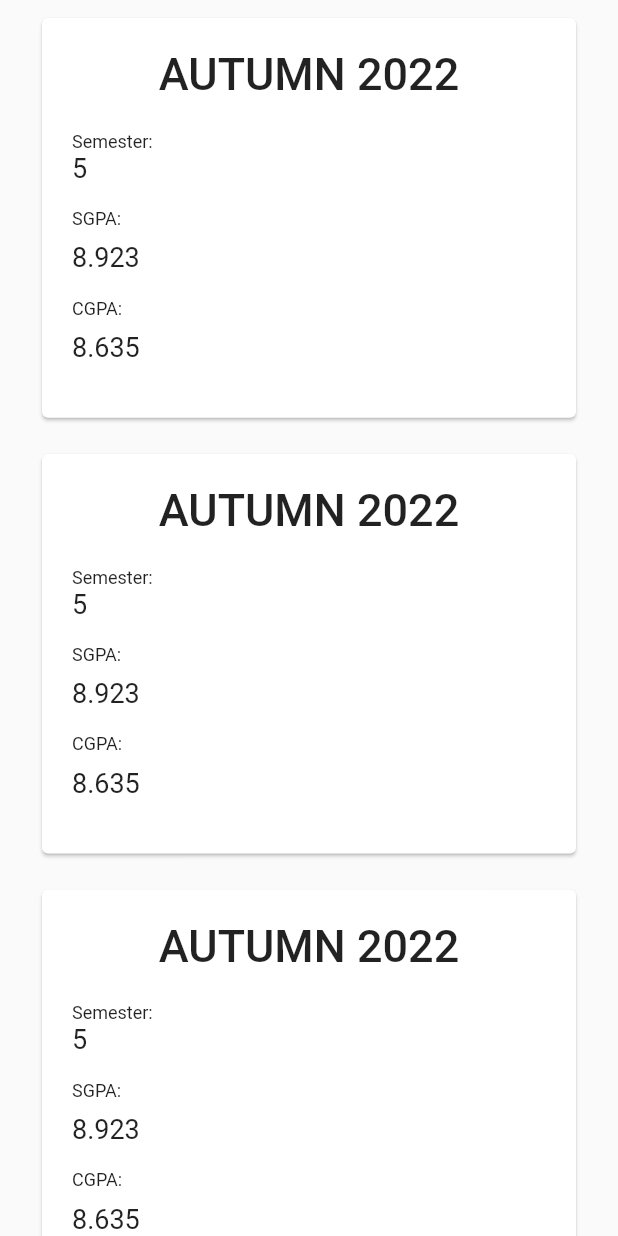
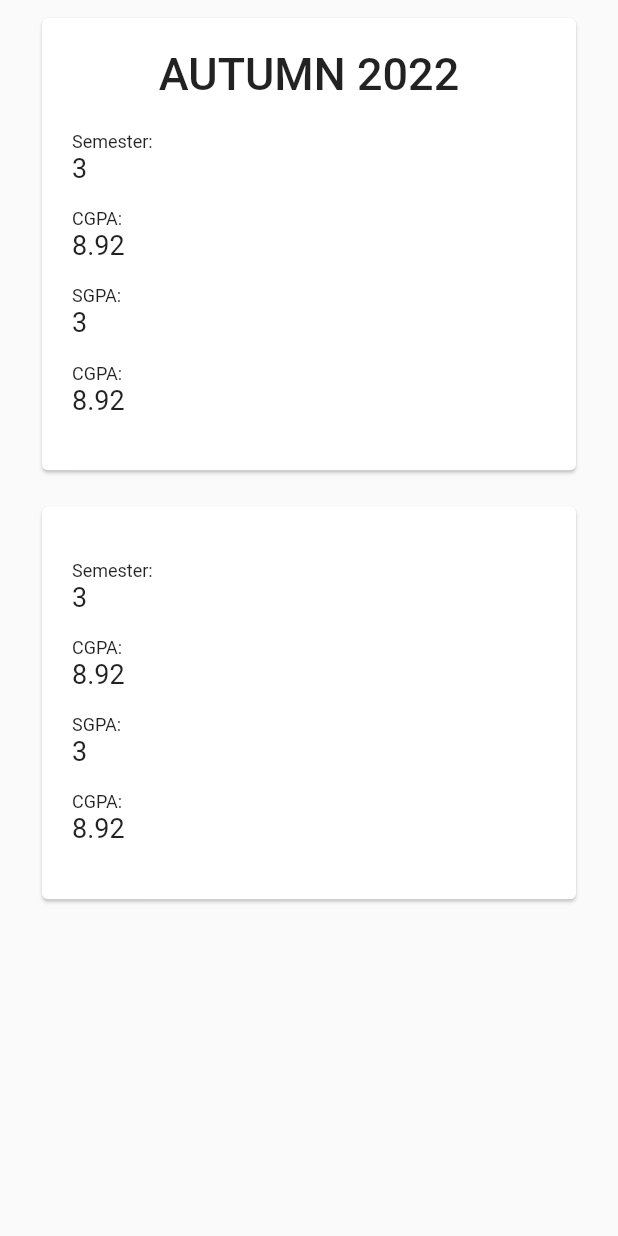
Before and after one commit to AccretionDevs/student_app, a Flutter app: the ResultComponent widget shown alone on an empty page, opened directly, on a phone screen of 412 x 824 dp. Run offline on Flutter 3.47's test engine with Material 2 defaults, Android fonts, the phone set to English and light mode, and no system bars; our stand-ins replace shared_preferences; accounts and stored records are empty; Roboto replaces fonts that are missing (Quicksand).

Commit message:
Result card part I

```diff
--- /dev/null
+++ b/lib/components/modular_card.dart
@@ -0,0 +1,90 @@
+import 'package:flutter/material.dart';
+import 'dart:developer';
+
+class ModularResultCard extends StatefulWidget {
+  final Map<String, dynamic> params;
+  // final Function onPressed;
+  final Function parentOnPressed;
+  const ModularResultCard({
+    super.key,
+    required this.params,
+    required this.parentOnPressed,
+    // required this.onPressed,
+  });
+  @override
+  State<ModularResultCard> createState() => _ModularResultCardState();
+}
+
+class _ModularResultCardState extends State<ModularResultCard> {
+  bool hasTitle = false;
+  bool hasCallback = false;
+  Map<String, dynamic> params = {};
+  Function parentOnPressed = () => {};
+  @override
+  void initState() {
+    super.initState();
+    params = widget.params;
+    hasTitle = params['title'] != null;
+    hasCallback = params['callback'] != null;
+    parentOnPressed = widget.parentOnPressed;
+  }
+
+  @override
+  Widget build(BuildContext context) {
+    return TextButton(
+        onPressed: hasCallback ? onPressed : null,
+        style: ElevatedButton.styleFrom(
+          backgroundColor: Colors.transparent,
+        ),
+        child: SizedBox(
+          width: double.infinity,
+          child: Card(
+            margin: const EdgeInsets.symmetric(horizontal: 20, vertical: 4.0),
+            child: Padding(
+              padding: const EdgeInsets.only(
+                  top: 20, bottom: 20, left: 20, right: 20),
+              child: Column(
+                crossAxisAlignment: CrossAxisAlignment.start,
+                children: <Widget>[
+                  hasTitle
+                      ? Container(
+                          alignment: Alignment.center,
+                          child: Column(
+                            children: [
+                              Text(
+                                params['title'].toUpperCase(),
+                                style: const TextStyle(
+                                  fontSize: 30,
+                                  fontFamily: 'Quicksand',
+                                  fontWeight: FontWeight.w500,
+                                ),
+                              ),
+                              SizedBox(
+                                height:
+                                    MediaQuery.of(context).size.height * 0.025,
+                              ),
+                            ],
+                          ),
+                        )
+                      : Text(''),
+                  for (List<String> param in params['items'])
+                    Column(
+                      crossAxisAlignment: CrossAxisAlignment.start,
+                      children: [
+                        Text(param[0] + ":", style: TextStyle(fontSize: 12.0)),
+                        Text(param[1], style: const TextStyle(fontSize: 18.0)),
+                        SizedBox(
+                            height: MediaQuery.of(context).size.height * 0.02),
+                      ],
+                    ),
+                ],
+              ),
+            ),
+          ),
+        ));
+  }
+
+  void onPressed() {
+    parentOnPressed();
+  }
+}
--- a/lib/components/result_card.dart
+++ /dev/null
@@ -1,87 +0,0 @@
-import 'package:flutter/material.dart';
-import 'dart:developer';
-
-class ResultCard extends StatefulWidget {
-  final String session, semester, sgpa, cgpa;
-  final Function pressedSem;
-  const ResultCard(
-      {super.key,
-      required this.session,
-      required this.semester,
-      required this.sgpa,
-      required this.cgpa,
-      required this.pressedSem});
-  @override
-  State<ResultCard> createState() => _ResultCardState();
-}
-class _ResultCardState extends State<ResultCard> {
-  String session = '';
-  String semester = '';
-  String sgpa = '';
-  String cgpa = '';
-  Function pressedSem = () => {};
-  @override
-  void initState() {
-    super.initState();
-    session = widget.session;
-    semester = widget.semester;
-    sgpa = widget.sgpa;
-    cgpa = widget.cgpa;
-    pressedSem = widget.pressedSem;
-  }
-
-  @override
-  Widget build(BuildContext context) {
-    return TextButton(
-        onPressed: onPressed,
-        style: ElevatedButton.styleFrom(
-          backgroundColor: Colors.transparent,
-        ),
-        child: SizedBox(
-          width: double.infinity,
-          child: Card(
-            margin: const EdgeInsets.symmetric(horizontal: 20, vertical: 4.0),
-            child: Padding(
-              padding: const EdgeInsets.only(
-                  top: 20, bottom: 20, left: 20, right: 20),
-              child: Column(
-                crossAxisAlignment: CrossAxisAlignment.start,
-                children: <Widget>[
-                  Container(
-                    alignment: Alignment.center,
-                    child: Text(
-                      session,
-                      style: const TextStyle(
-                        fontSize: 30,
-                        fontFamily: 'Quicksand',
-                        fontWeight: FontWeight.w500,
-                      ),
-                    ),
-                  ),
-                  SizedBox(
-                    height: MediaQuery.of(context).size.height * 0.025,
-                  ),
-                  const Text("Semester:", style: TextStyle(fontSize: 12.0)),
-                  Text(semester, style: const TextStyle(fontSize: 18.0)),
-                  SizedBox(height: MediaQuery.of(context).size.height * 0.02),
-                  const Text("SGPA:", style: TextStyle(fontSize: 12.0)),
-                  SizedBox(height: MediaQuery.of(context).size.height * 0.01),
-                  Text(sgpa, style: const TextStyle(fontSize: 18.0)),
-                  SizedBox(height: MediaQuery.of(context).size.height * 0.02),
-                  const Text("CGPA:", style: TextStyle(fontSize: 12.0)),
-                  SizedBox(height: MediaQuery.of(context).size.height * 0.01),
-                  Text(cgpa, style: const TextStyle(fontSize: 18.0)),
-                  SizedBox(height: MediaQuery.of(context).size.height * 0.02),
-                ],
-              ),
-            ),
-          ),
-        ));
-  }
-
-  void onPressed() {
-    log('Pressed');
-    log(semester);
-    pressedSem(semester);
-  }
-}
--- a/lib/components/result_component.dart
+++ b/lib/components/result_component.dart
@@ -1,5 +1,5 @@
 import 'package:flutter/material.dart';
-import 'package:student_app/components/result_card.dart';
+import 'package:student_app/components/modular_card.dart';
 import 'dart:developer';
 
 class ResultComponent extends StatefulWidget {
@@ -10,52 +10,68 @@ class ResultComponent extends StatefulWidget {
 }
 
 class _ResultComponentState extends State<ResultComponent> {
-  String session = 'AUTUMN 2022';
-  String semester = '5';
-  String sgpa = '8.923';
-  String cgpa = '8.635';
+  bool showResult = false;
+  int index = -1;
+  // Map<String, Function> myMap = {"callback": () => pressedSem()};
+  List<Map<String, dynamic>> m3 = [
+    {
+      "title": "Autumn 2022",
+      "items": [
+        ["Semester", "3"],
+        ["CGPA", "8.92"],
+        ["SGPA", "3"],
+        ["CGPA", "8.92"]
+      ],
+      "callback": true
+    },
+    {
+      "items": [
+        ["Semester", "3"],
+        ["CGPA", "8.92"],
+        ["SGPA", "3"],
+        ["CGPA", "8.92"]
+      ]
+    }
+  ];
+  List<Map<String, dynamic>> m4 = [
+    {
+      "title": "database management systems",
+      "items": [
+        ["Semester", "3"],
+        ["Grade", "A"],
+        ["Credits", "3"],
+        ["Internal", "20"]
+      ],
+      // "callback": true
+    },
+    {
+      "title": "Operating Systems",
+      "items": [
+        ["Semester", "3"],
+        ["Grade", "B+"],
+        ["Credits", "4"],
+        ["Internal", "15"]
+      ]
+    }
+  ];
   @override
   Widget build(BuildContext context) {
     return (SingleChildScrollView(
       child: Column(
         children: <Widget>[
-          ResultCard(
-              session: session,
-              semester: semester,
-              sgpa: sgpa,
-              cgpa: cgpa,
-              pressedSem: pressedSem),
-          ResultCard(
-              session: session,
-              semester: semester,
-              sgpa: sgpa,
-              cgpa: cgpa,
-              pressedSem: pressedSem),
-          ResultCard(
-              session: session,
-              semester: semester,
-              sgpa: sgpa,
-              cgpa: cgpa,
-              pressedSem: pressedSem),
-          ResultCard(
-              session: session,
-              semester: semester,
-              sgpa: sgpa,
-              cgpa: cgpa,
-              pressedSem: pressedSem),
-          ResultCard(
-              session: session,
-              semester: semester,
-              sgpa: sgpa,
-              cgpa: cgpa,
-              pressedSem: pressedSem),
+          for(int item = 0; item < m3.length; item++)
+              ModularResultCard(params: m3[item], parentOnPressed: () {pressedSem(item);})
         ],
       ),
     ));
   }
-
-  void pressedSem(String sem) {
-    log('Pressed inside result component');
-    log(sem);
+  void pressedSem(int ind) {
+    log('Pressed inside result component: $ind');
+    setState(() {
+      showResult=true;
+      index = ind;
+    });
+    // log('$ind');
+    // log(sem);
   }
 }
--- a/lib/home.dart
+++ b/lib/home.dart
@@ -6,7 +6,6 @@ import 'package:student_app/components/result_component.dart';
 
 class HomePage extends StatefulWidget {
   const HomePage({Key? key}) : super(key: key);
-
   @override
   State<HomePage> createState() => _HomePageState();
 }
```
